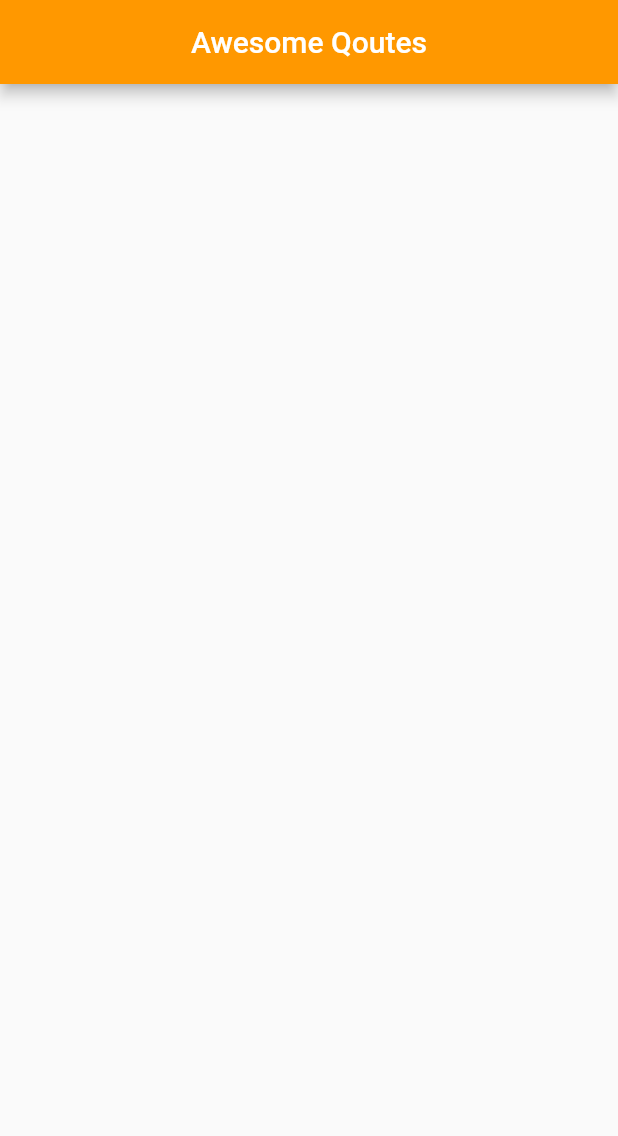
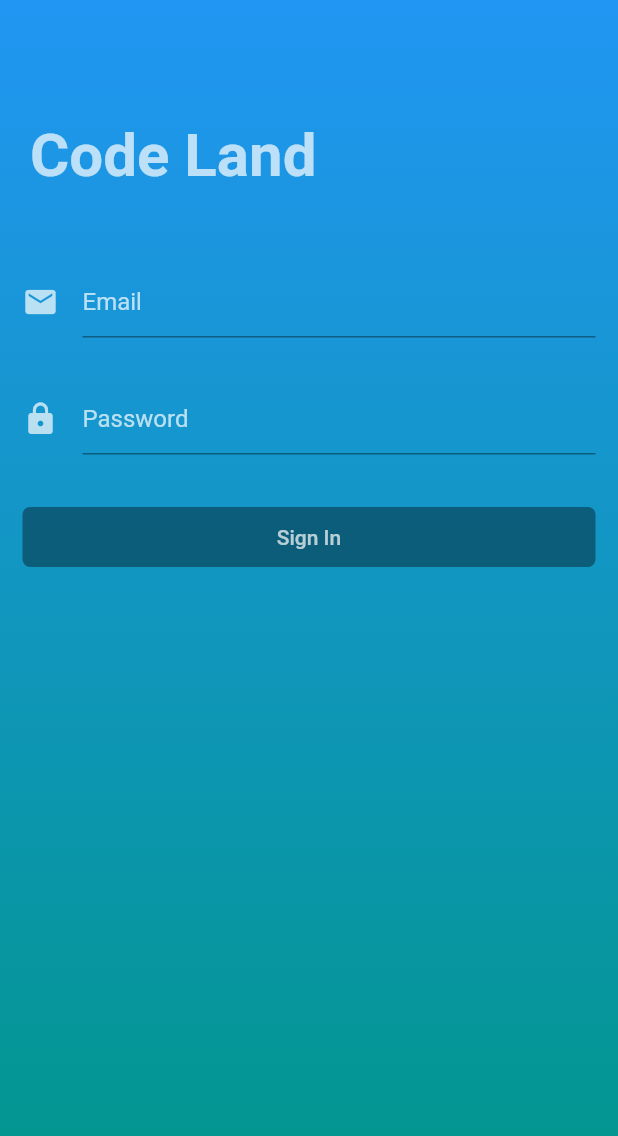
Before and after one commit to mendiolanivelle/FlutterTutorial, a Flutter app: the screen it shows after launch, on a phone screen of 412 x 824 dp. Shown: the top 1136 px of the screen. Run offline on Flutter 3.47's test engine with Material 2 defaults, Android fonts, the phone set to English and light mode, and no system bars; our stand-ins replace shared_preferences.

Commit message:
[Flutter Training - Login System] - Added login system template

```diff
--- a/lib/main.dart
+++ b/lib/main.dart
@@ -1,22 +1,69 @@
+import 'dart:convert';
+
 import 'package:flutter/material.dart';
+import 'package:flutter/services.dart';
+import 'package:flutter_basic_tutorial/page/Login_page.dart';
+import 'package:http/http.dart' as http;
+import 'package:shared_preferences/shared_preferences.dart';
 
-void main() => runApp(MaterialApp(home: Home()));
+void main() => runApp(MyApp());
 
-class Home extends StatefulWidget {
+class MyApp extends StatelessWidget {
   @override
-  _HomeState createState() => _HomeState();
+  Widget build(BuildContext context) {
+    return MaterialApp(
+      title: "Code Land",
+      debugShowCheckedModeBanner: false,
+      home: MainPage(),
+      theme: ThemeData(accentColor: Colors.white70),
+    );
+  }
 }
 
-class _HomeState extends State<Home> {
+class MainPage extends StatefulWidget {
+  @override
+  _MainPageState createState() => _MainPageState();
+}
+
+class _MainPageState extends State<MainPage> {
+  SharedPreferences sharedPreferences;
+
+  @override
+  void initState() {
+    super.initState();
+    checkLoginStatus();
+  }
+
+  checkLoginStatus() async {
+    sharedPreferences = await SharedPreferences.getInstance();
+    if (sharedPreferences.getString("token") == null) {
+      Navigator.of(context).pushAndRemoveUntil(
+          MaterialPageRoute(builder: (BuildContext context) => LoginPage()),
+          (Route<dynamic> route) => false);
+    }
+  }
+
   @override
   Widget build(BuildContext context) {
     return Scaffold(
       appBar: AppBar(
-        title: Text('Awesome Qoutes'),
-        backgroundColor: Colors.orange,
-        centerTitle: true,
+        title: Text("Code Land", style: TextStyle(color: Colors.white)),
+        actions: <Widget>[
+          FlatButton(
+            onPressed: () {
+              sharedPreferences.clear();
+              sharedPreferences.commit();
+              Navigator.of(context).pushAndRemoveUntil(
+                  MaterialPageRoute(
+                      builder: (BuildContext context) => LoginPage()),
+                  (Route<dynamic> route) => false);
+            },
+            child: Text("Log Out", style: TextStyle(color: Colors.white)),
+          ),
+        ],
       ),
-      body: Center(),
+      body: Center(child: Text("Main Page")),
+      drawer: Drawer(),
     );
   }
 }
--- /dev/null
+++ b/lib/page/Login_page.dart
@@ -0,0 +1,140 @@
+import 'dart:convert';
+
+import 'package:flutter/material.dart';
+import 'package:flutter/services.dart';
+import 'package:http/http.dart' as http;
+import 'package:shared_preferences/shared_preferences.dart';
+
+import '../main.dart';
+
+class LoginPage extends StatefulWidget {
+  @override
+  _LoginPageState createState() => _LoginPageState();
+}
+
+class _LoginPageState extends State<LoginPage> {
+  bool _isLoading = false;
+
+  @override
+  Widget build(BuildContext context) {
+    SystemChrome.setSystemUIOverlayStyle(SystemUiOverlayStyle.light
+        .copyWith(statusBarColor: Colors.transparent));
+    return Scaffold(
+      body: Container(
+        decoration: BoxDecoration(
+          gradient: LinearGradient(
+              colors: [Colors.blue, Colors.teal],
+              begin: Alignment.topCenter,
+              end: Alignment.bottomCenter),
+        ),
+        child: _isLoading
+            ? Center(child: CircularProgressIndicator())
+            : ListView(
+                children: <Widget>[
+                  headerSection(),
+                  textSection(),
+                  buttonSection(),
+                ],
+              ),
+      ),
+    );
+  }
+
+  signIn(String email, pass) async {
+    SharedPreferences sharedPreferences = await SharedPreferences.getInstance();
+    Map data = {'email': email, 'password': pass};
+    var jsonResponse = null;
+    var response = await http.post("YOUR_BASE_URL", body: data);
+    if (response.statusCode == 200) {
+      jsonResponse = json.decode(response.body);
+      if (jsonResponse != null) {
+        setState(() {
+          _isLoading = false;
+        });
+        sharedPreferences.setString("token", jsonResponse['token']);
+        Navigator.of(context).pushAndRemoveUntil(
+            MaterialPageRoute(builder: (BuildContext context) => MainPage()),
+            (Route<dynamic> route) => false);
+      }
+    } else {
+      setState(() {
+        _isLoading = false;
+      });
+      print(response.body);
+    }
+  }
+
+  Container buttonSection() {
+    return Container(
+      width: MediaQuery.of(context).size.width,
+      height: 40.0,
+      padding: EdgeInsets.symmetric(horizontal: 15.0),
+      margin: EdgeInsets.only(top: 15.0),
+      child: RaisedButton(
+        onPressed: emailController.text == "" || passwordController.text == ""
+            ? null
+            : () {
+                setState(() {
+                  _isLoading = true;
+                });
+                signIn(emailController.text, passwordController.text);
+              },
+        elevation: 0.0,
+        color: Colors.purple,
+        child: Text("Sign In", style: TextStyle(color: Colors.white70)),
+        shape: RoundedRectangleBorder(borderRadius: BorderRadius.circular(5.0)),
+      ),
+    );
+  }
+
+  final TextEditingController emailController = new TextEditingController();
+  final TextEditingController passwordController = new TextEditingController();
+
+  Container textSection() {
+    return Container(
+      padding: EdgeInsets.symmetric(horizontal: 15.0, vertical: 20.0),
+      child: Column(
+        children: <Widget>[
+          TextFormField(
+            controller: emailController,
+            cursorColor: Colors.white,
+            style: TextStyle(color: Colors.white70),
+            decoration: InputDecoration(
+              icon: Icon(Icons.email, color: Colors.white70),
+              hintText: "Email",
+              border: UnderlineInputBorder(
+                  borderSide: BorderSide(color: Colors.white70)),
+              hintStyle: TextStyle(color: Colors.white70),
+            ),
+          ),
+          SizedBox(height: 30.0),
+          TextFormField(
+            controller: passwordController,
+            cursorColor: Colors.white,
+            obscureText: true,
+            style: TextStyle(color: Colors.white70),
+            decoration: InputDecoration(
+              icon: Icon(Icons.lock, color: Colors.white70),
+              hintText: "Password",
+              border: UnderlineInputBorder(
+                  borderSide: BorderSide(color: Colors.white70)),
+              hintStyle: TextStyle(color: Colors.white70),
+            ),
+          ),
+        ],
+      ),
+    );
+  }
+
+  Container headerSection() {
+    return Container(
+      margin: EdgeInsets.only(top: 50.0),
+      padding: EdgeInsets.symmetric(horizontal: 20.0, vertical: 30.0),
+      child: Text("Code Land",
+          style: TextStyle(
+              color: Colors.white70,
+              fontSize: 40.0,
+              fontWeight: FontWeight.bold)),
+    );
+  }
+}
--- a/pubspec.yaml
+++ b/pubspec.yaml
@@ -19,6 +19,8 @@ environment:
 dependencies:
   flutter:
     sdk: flutter
+  http: ^0.12.1
+  shared_preferences: ^0.5.7
 
   # The following adds the Cupertino Icons font to your application.
   # Use with the CupertinoIcons class for iOS style icons.
```
Also changed, not shown: pubspec.lock.
